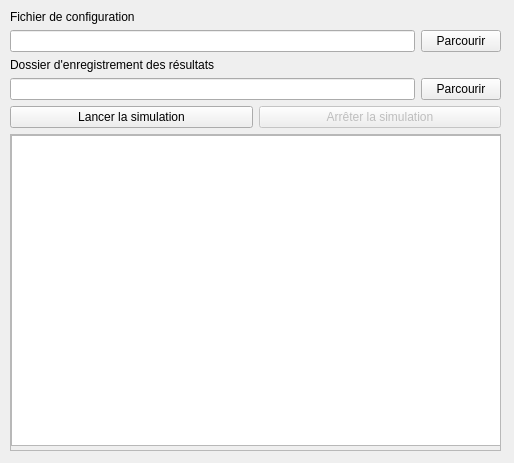
Qt form stream_gui/stream_execute.ui (AureClai/stream-python) before a commit.
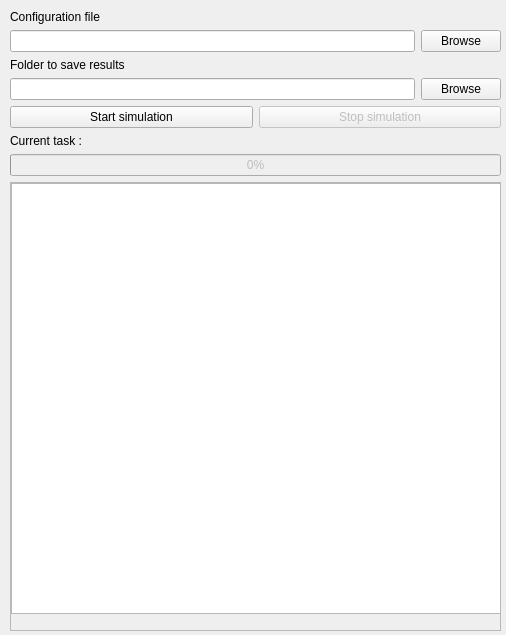
The same form after that commit. Icons and pictures are not drawn.

Diff of the .ui file:
```diff
--- a/stream_gui/stream_execute.ui
+++ b/stream_gui/stream_execute.ui
@@ -6,8 +6,8 @@
    <rect>
     <x>0</x>
     <y>0</y>
-    <width>514</width>
-    <height>463</height>
+    <width>506</width>
+    <height>635</height>
    </rect>
   </property>
   <property name="windowTitle">
@@ -24,7 +24,7 @@
       <x>10</x>
       <y>10</y>
       <width>491</width>
-      <height>441</height>
+      <height>621</height>
      </rect>
     </property>
     <layout class="QVBoxLayout" name="verticalLayout">
@@ -34,7 +34,7 @@
      <item>
       <widget class="QLabel" name="label">
        <property name="text">
-        <string>Fichier de configuration</string>
+        <string>Configuration file</string>
        </property>
       </widget>
      </item>
@@ -46,7 +46,7 @@
        <item>
         <widget class="QPushButton" name="inputFile_PB">
          <property name="text">
-          <string>Parcourir</string>
+          <string>Browse</string>
          </property>
         </widget>
        </item>
@@ -55,7 +55,7 @@
      <item>
       <widget class="QLabel" name="label_2">
        <property name="text">
-        <string>Dossier d'enregistrement des résultats</string>
+        <string>Folder to save results</string>
        </property>
       </widget>
      </item>
@@ -67,7 +67,7 @@
        <item>
         <widget class="QPushButton" name="outputDirectory_PB">
          <property name="text">
-          <string>Parcourir</string>
+          <string>Browse</string>
          </property>
         </widget>
        </item>
@@ -78,7 +78,7 @@
        <item>
         <widget class="QPushButton" name="launchSimulation_PB">
          <property name="text">
-          <string>Lancer la simulation</string>
+          <string>Start simulation</string>
          </property>
         </widget>
        </item>
@@ -88,12 +88,40 @@
           <bool>false</bool>
          </property>
          <property name="text">
-          <string>Arrêter la simulation</string>
+          <string>Stop simulation</string>
          </property>
         </widget>
        </item>
       </layout>
      </item>
+     <item>
+      <layout class="QHBoxLayout" name="horizontalLayout_3">
+       <item>
+        <widget class="QLabel" name="label_3">
+         <property name="text">
+          <string>Current task :</string>
+         </property>
+        </widget>
+       </item>
+       <item>
+        <widget class="QLabel" name="task_Label">
+         <property name="text">
+          <string/>
+         </property>
+        </widget>
+       </item>
+      </layout>
+     </item>
+     <item>
+      <widget class="QProgressBar" name="simulation_progress">
+       <property name="enabled">
+        <bool>false</bool>
+       </property>
+       <property name="value">
+        <number>0</number>
+       </property>
+      </widget>
+     </item>
      <item>
       <widget class="QScrollArea" name="scrollArea">
        <property name="widgetResizable">
@@ -105,7 +133,7 @@
           <x>0</x>
           <y>0</y>
           <width>487</width>
-          <height>306</height>
+          <height>360</height>
          </rect>
         </property>
         <widget class="QPlainTextEdit" name="logSimulation_TE">
@@ -113,8 +141,8 @@
           <rect>
            <x>0</x>
            <y>0</y>
-           <width>861</width>
-           <height>311</height>
+           <width>491</width>
+           <height>431</height>
           </rect>
          </property>
         </widget>
```
